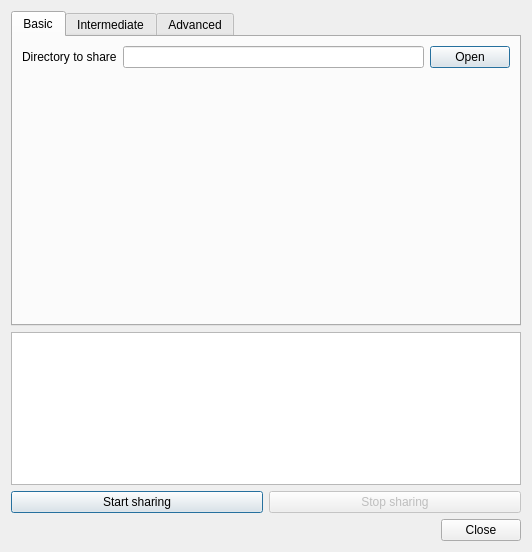
The window that qweborf/main.ui (ltworf/weborf) describes before a commit, drawn with Qt 5.
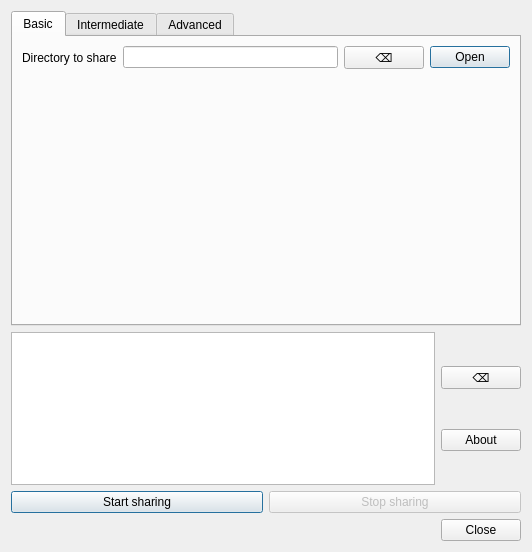
The same window after the commit.

Commit message: - Added about button - Clear buttons

Diff of the .ui file:
```diff
--- a/qweborf/main.ui
+++ b/qweborf/main.ui
@@ -48,6 +48,13 @@
              </property>
             </widget>
            </item>
+           <item>
+            <widget class="QPushButton" name="cmdClearPath">
+             <property name="text">
+              <string>⌫</string>
+             </property>
+            </widget>
+           </item>
            <item>
             <widget class="QDialogButtonBox" name="cmdOpen">
              <property name="maximumSize">
@@ -270,6 +277,11 @@
     </widget>
    </item>
    <item>
+    <layout class="QHBoxLayout" name="horizontalLayout_4">
+     <property name="topMargin">
+      <number>0</number>
+     </property>
+     <item>
     <widget class="QTextEdit" name="txtLog">
      <property name="font">
       <font>
@@ -289,6 +301,29 @@
     </widget>
    </item>
    <item>
+      <layout class="QVBoxLayout" name="verticalLayout_6">
+       <property name="topMargin">
+        <number>0</number>
+       </property>
+       <item>
+        <widget class="QPushButton" name="cmdClearLog">
+         <property name="text">
+          <string>⌫</string>
+         </property>
+        </widget>
+       </item>
+       <item>
+        <widget class="QPushButton" name="cmdAbout">
+         <property name="text">
+          <string>About</string>
+         </property>
+        </widget>
+       </item>
+      </layout>
+     </item>
+    </layout>
+   </item>
+   <item>
     <layout class="QHBoxLayout" name="horizontalLayout_2">
      <item>
       <widget class="QPushButton" name="cmdStart">
```
Left out of the diff: 49 changed lines with no effect on the pictures. Lines whose indentation alone changed are shown as unchanged. The commit also changes 2 other files.
